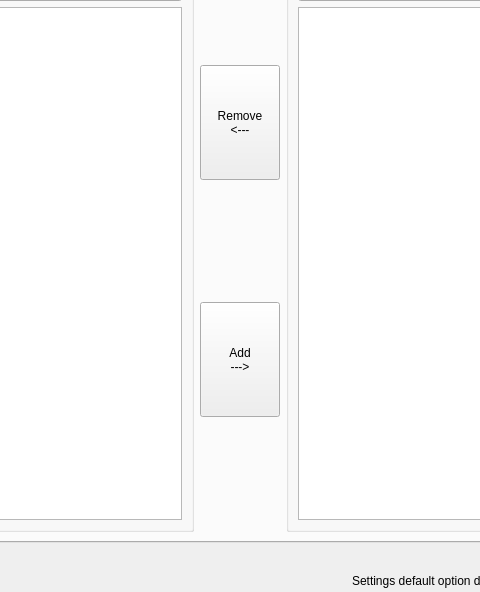
Old version of the form gui/ui/main.ui in the repository mint-choc-chip-skyblade/sshd-rando; both pictures show x 251 to 731 and y 94 to 686 of the 1200 by 800 pixel window.
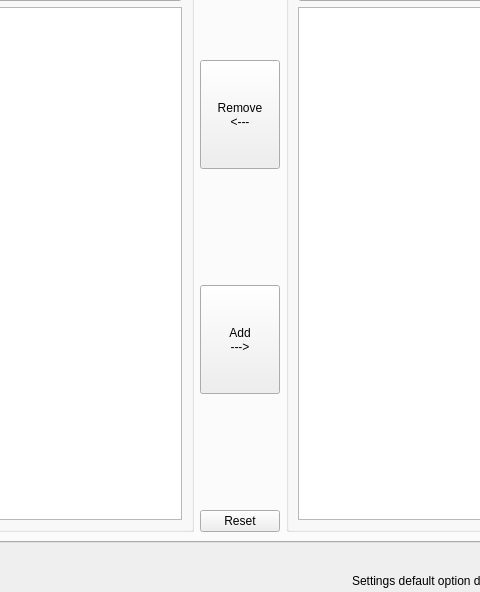
New version of the form. The open tabs and pages were chosen to show the change.

Commit message: Add reset button for excluded_locations

Diff of the .ui file:
```diff
--- a/gui/ui/main.ui
+++ b/gui/ui/main.ui
@@ -1443,6 +1443,13 @@
             </property>
            </spacer>
           </item>
+          <item>
+           <widget class="QPushButton" name="inventory_reset_button">
+            <property name="text">
+             <string>Reset</string>
+            </property>
+           </widget>
+          </item>
          </layout>
         </item>
         <item row="0" column="3">
```
Left out of the diff: 9 changed lines with no effect on the pictures. The commit also changes 3 other files.
